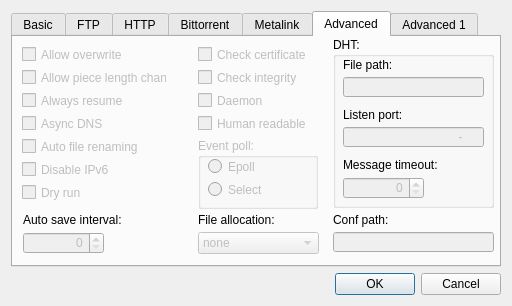
This is globaloptions.ui in DragonZX/aria2cremote as Qt 5 draws it before an edit. The edited form follows.
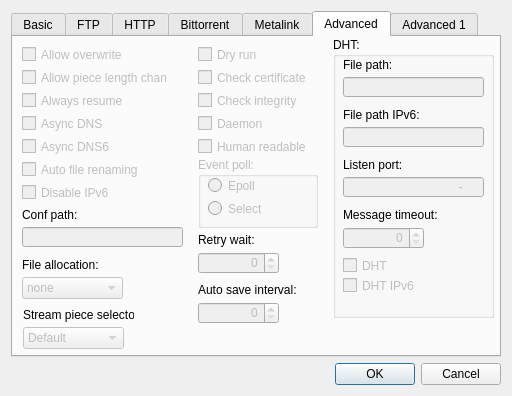
This is the edited form. The open tabs and pages were chosen to show the change. Icons and pictures are not drawn.

Patch:
```diff
--- a/globaloptions.ui
+++ b/globaloptions.ui
@@ -7,7 +7,7 @@
     <x>0</x>
     <y>0</y>
     <width>512</width>
-    <height>306</height>
+    <height>396</height>
    </rect>
   </property>
   <property name="sizePolicy">
@@ -19,13 +19,13 @@
   <property name="minimumSize">
    <size>
     <width>512</width>
-    <height>306</height>
+    <height>396</height>
    </size>
   </property>
   <property name="maximumSize">
    <size>
-    <width>508</width>
-    <height>306</height>
+    <width>512</width>
+    <height>396</height>
    </size>
   </property>
   <property name="windowTitle">
@@ -1552,7 +1552,7 @@
        <property name="geometry">
         <rect>
          <x>9</x>
-         <y>101</y>
+         <y>124</y>
          <width>145</width>
          <height>17</height>
         </rect>
@@ -1564,9 +1564,9 @@
       <widget class="QLabel" name="label_26">
        <property name="geometry">
         <rect>
-         <x>10</x>
-         <y>175</y>
-         <width>141</width>
+         <x>185</x>
+         <y>245</y>
+         <width>121</width>
          <height>16</height>
         </rect>
        </property>
@@ -1583,8 +1583,8 @@
        </property>
        <property name="geometry">
         <rect>
-         <x>10</x>
-         <y>195</y>
+         <x>185</x>
+         <y>265</y>
          <width>81</width>
          <height>22</height>
         </rect>
@@ -1603,7 +1603,7 @@
        <property name="geometry">
         <rect>
          <x>9</x>
-         <y>124</y>
+         <y>147</y>
          <width>145</width>
          <height>17</height>
         </rect>
@@ -1618,9 +1618,9 @@
        </property>
        <property name="geometry">
         <rect>
-         <x>9</x>
-         <y>147</y>
-         <width>145</width>
+         <x>185</x>
+         <y>9</y>
+         <width>111</width>
          <height>17</height>
         </rect>
        </property>
@@ -1635,7 +1635,7 @@
        <property name="geometry">
         <rect>
          <x>185</x>
-         <y>9</y>
+         <y>32</y>
          <width>111</width>
          <height>17</height>
         </rect>
@@ -1651,7 +1651,7 @@
        <property name="geometry">
         <rect>
          <x>185</x>
-         <y>32</y>
+         <y>55</y>
          <width>111</width>
          <height>17</height>
         </rect>
@@ -1663,9 +1663,9 @@
       <widget class="QLabel" name="label_29">
        <property name="geometry">
         <rect>
-         <x>320</x>
-         <y>175</y>
-         <width>161</width>
+         <x>9</x>
+         <y>170</y>
+         <width>131</width>
          <height>16</height>
         </rect>
        </property>
@@ -1682,8 +1682,8 @@
        </property>
        <property name="geometry">
         <rect>
-         <x>320</x>
-         <y>195</y>
+         <x>9</x>
+         <y>190</y>
          <width>161</width>
          <height>20</height>
         </rect>
@@ -1696,7 +1696,7 @@
        <property name="geometry">
         <rect>
          <x>185</x>
-         <y>55</y>
+         <y>78</y>
          <width>111</width>
          <height>17</height>
         </rect>
@@ -1714,7 +1714,7 @@
          <x>320</x>
          <y>0</y>
          <width>161</width>
-         <height>171</height>
+         <height>281</height>
         </rect>
        </property>
        <property name="title">
@@ -1725,7 +1725,7 @@
          <rect>
           <x>10</x>
           <y>20</y>
-          <width>51</width>
+          <width>100</width>
           <height>16</height>
          </rect>
         </property>
@@ -1753,8 +1753,8 @@
         <property name="geometry">
          <rect>
           <x>10</x>
-          <y>70</y>
-          <width>71</width>
+          <y>120</y>
+          <width>100</width>
           <height>16</height>
          </rect>
         </property>
@@ -1772,7 +1772,7 @@
         <property name="geometry">
          <rect>
           <x>10</x>
-          <y>90</y>
+          <y>140</y>
           <width>141</width>
           <height>20</height>
          </rect>
@@ -1788,8 +1788,8 @@
         <property name="geometry">
          <rect>
           <x>10</x>
-          <y>120</y>
-          <width>101</width>
+          <y>170</y>
+          <width>141</width>
           <height>16</height>
          </rect>
         </property>
@@ -1807,7 +1807,7 @@
         <property name="geometry">
          <rect>
           <x>10</x>
-          <y>140</y>
+          <y>190</y>
           <width>81</width>
           <height>22</height>
          </rect>
@@ -1816,6 +1816,67 @@
          <set>Qt::AlignRight|Qt::AlignTrailing|Qt::AlignVCenter</set>
         </property>
        </widget>
+       <widget class="QLabel" name="label_44">
+        <property name="geometry">
+         <rect>
+          <x>10</x>
+          <y>70</y>
+          <width>100</width>
+          <height>16</height>
+         </rect>
+        </property>
+        <property name="text">
+         <string>File path IPv6:</string>
+        </property>
+        <property name="buddy">
+         <cstring>lineEdit_DHT_FilePath</cstring>
+        </property>
+       </widget>
+       <widget class="QLineEdit" name="lineEdit_DHT_FilePath6">
+        <property name="enabled">
+         <bool>false</bool>
+        </property>
+        <property name="geometry">
+         <rect>
+          <x>10</x>
+          <y>90</y>
+          <width>141</width>
+          <height>20</height>
+         </rect>
+        </property>
+       </widget>
+       <widget class="QCheckBox" name="checkBox_EnableDHT">
+        <property name="enabled">
+         <bool>false</bool>
+        </property>
+        <property name="geometry">
+         <rect>
+          <x>10</x>
+          <y>220</y>
+          <width>141</width>
+          <height>17</height>
+         </rect>
+        </property>
+        <property name="text">
+         <string>DHT</string>
+        </property>
+       </widget>
+       <widget class="QCheckBox" name="checkBox_EnableDHT6">
+        <property name="enabled">
+         <bool>false</bool>
+        </property>
+        <property name="geometry">
+         <rect>
+          <x>10</x>
+          <y>240</y>
+          <width>145</width>
+          <height>17</height>
+         </rect>
+        </property>
+        <property name="text">
+         <string>DHT IPv6</string>
+        </property>
+       </widget>
       </widget>
       <widget class="QGroupBox" name="groupBox_6">
        <property name="enabled">
@@ -1824,7 +1885,7 @@
        <property name="geometry">
         <rect>
          <x>185</x>
-         <y>101</y>
+         <y>120</y>
          <width>120</width>
          <height>71</height>
         </rect>
@@ -1866,7 +1927,7 @@
        <property name="geometry">
         <rect>
          <x>185</x>
-         <y>78</y>
+         <y>101</y>
          <width>111</width>
          <height>17</height>
         </rect>
@@ -1881,9 +1942,9 @@
        </property>
        <property name="geometry">
         <rect>
-         <x>185</x>
-         <y>195</y>
-         <width>121</width>
+         <x>9</x>
+         <y>240</y>
+         <width>101</width>
          <height>22</height>
         </rect>
        </property>
@@ -1906,9 +1967,9 @@
       <widget class="QLabel" name="label_33">
        <property name="geometry">
         <rect>
-         <x>185</x>
-         <y>175</y>
-         <width>121</width>
+         <x>9</x>
+         <y>220</y>
+         <width>131</width>
          <height>16</height>
         </rect>
        </property>
@@ -1919,6 +1980,96 @@
         <cstring>comboBox_FileAllocation</cstring>
        </property>
       </widget>
+      <widget class="QCheckBox" name="checkBox_AsyncDns6">
+       <property name="enabled">
+        <bool>false</bool>
+       </property>
+       <property name="geometry">
+        <rect>
+         <x>9</x>
+         <y>101</y>
+         <width>145</width>
+         <height>17</height>
+        </rect>
+       </property>
+       <property name="text">
+        <string>Async DNS6</string>
+       </property>
+      </widget>
+      <widget class="QLabel" name="label_48">
+       <property name="geometry">
+        <rect>
+         <x>185</x>
+         <y>195</y>
+         <width>121</width>
+         <height>16</height>
+        </rect>
+       </property>
+       <property name="text">
+        <string>Retry wait:</string>
+       </property>
+       <property name="buddy">
+        <cstring>spinBox_DHT_MessageTimeout</cstring>
+       </property>
+      </widget>
+      <widget class="QSpinBox" name="spinBox_RetryWait">
+       <property name="enabled">
+        <bool>false</bool>
+       </property>
+       <property name="geometry">
+        <rect>
+         <x>185</x>
+         <y>215</y>
+         <width>81</width>
+         <height>22</height>
+        </rect>
+       </property>
+       <property name="alignment">
+        <set>Qt::AlignRight|Qt::AlignTrailing|Qt::AlignVCenter</set>
+       </property>
+      </widget>
+      <widget class="QComboBox" name="comboBox_StreamPieceSelector">
+       <property name="enabled">
+        <bool>false</bool>
+       </property>
+       <property name="geometry">
+        <rect>
+         <x>10</x>
+         <y>290</y>
+         <width>101</width>
+         <height>22</height>
+        </rect>
+       </property>
+       <property name="layoutDirection">
+        <enum>Qt::LeftToRight</enum>
+       </property>
+       <item>
+        <property name="text">
+         <string>Default</string>
+        </property>
+       </item>
+       <item>
+        <property name="text">
+         <string>InOrder</string>
+        </property>
+       </item>
+      </widget>
+      <widget class="QLabel" name="label_49">
+       <property name="geometry">
+        <rect>
+         <x>10</x>
+         <y>270</y>
+         <width>111</width>
+         <height>16</height>
+        </rect>
+       </property>
+       <property name="text">
+        <string>Stream piece selector:</string>
+       </property>
+       <property name="buddy">
+        <cstring>spinBox_NoFileAllocationLimit</cstring>
+       </property>
+      </widget>
      </widget>
      <widget class="QWidget" name="tab_7">
       <attribute name="title">
```
Left out of the diff: 236 changed lines with no effect on the pictures.
